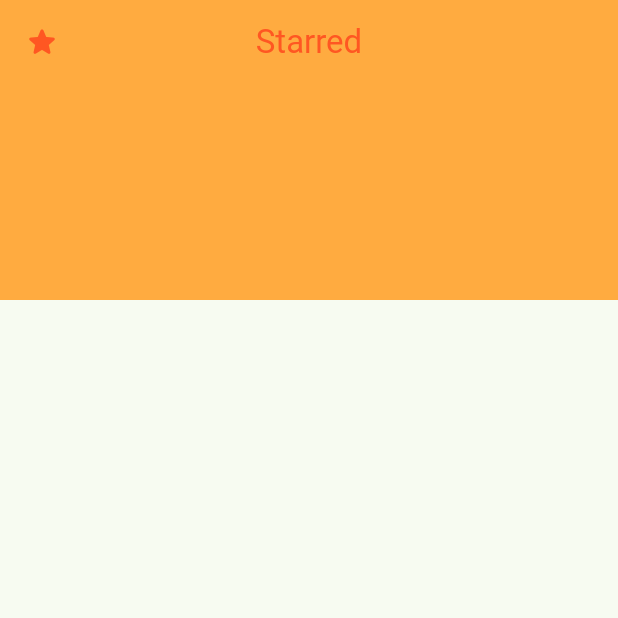
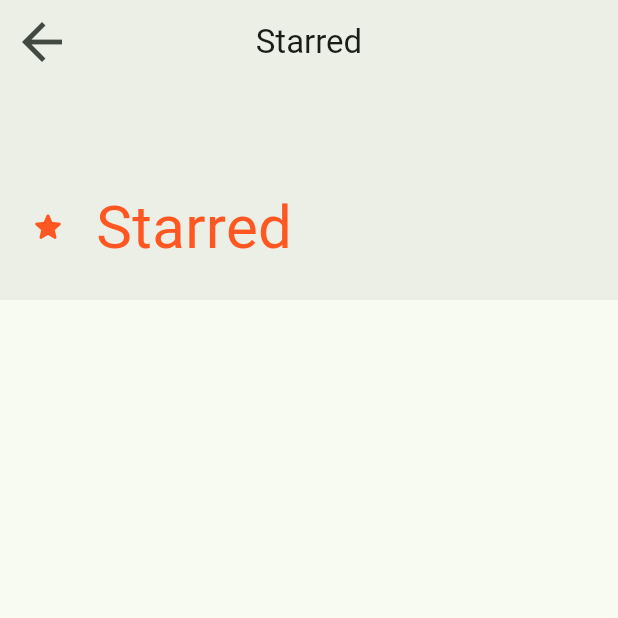
Before and after one commit to Timothy0508/deli_keep, a Flutter app: the screen it shows after launch, after a tap on "Starred", on a phone screen of 412 x 824 dp, the top half of it. Run offline on Flutter 3.47's test engine with Material 3 defaults, Android fonts, the phone set to English and light mode, and no system bars.

Commit message:
feat: apply ui layout

```diff
--- a/lib/routes/note_page.dart
+++ b/lib/routes/note_page.dart
@@ -24,13 +24,30 @@ class NotePage extends StatefulWidget {
 class _NotePageState extends State<NotePage> {
   @override
   Widget build(BuildContext context) {
+    var size = MediaQuery.of(context).size;
+
     var body = CustomScrollView(
       slivers: [
         SliverAppBar(
-          title: Text(widget.title, style: TextStyle(color: widget.color)),
-          leading: widget.icon,
-          backgroundColor: widget.backgroundColor,
+          title: Text(widget.title),
+          backgroundColor: Theme.of(context).colorScheme.surfaceContainer,
           expandedHeight: 200,
+          iconTheme: IconThemeData(size: 40),
+          flexibleSpace: Container(
+            alignment: Alignment.bottomLeft,
+            margin: EdgeInsets.all(20),
+            height: size.height,
+            child: Row(
+              spacing: 20,
+              children: [
+                widget.icon,
+                Text(
+                  widget.title,
+                  style: TextStyle(color: widget.color, fontSize: 40),
+                ),
+              ],
+            ),
+          ),
         ),
       ],
     );
```
